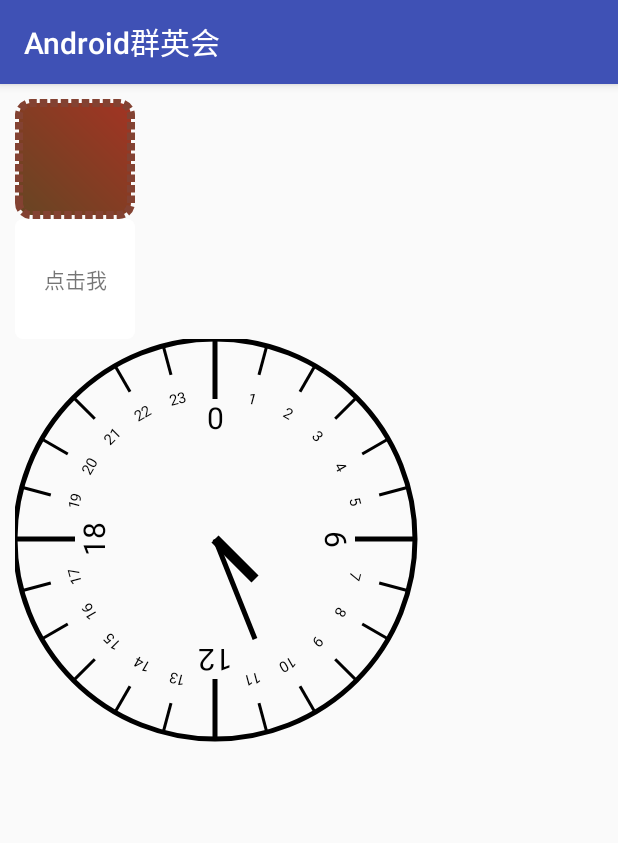
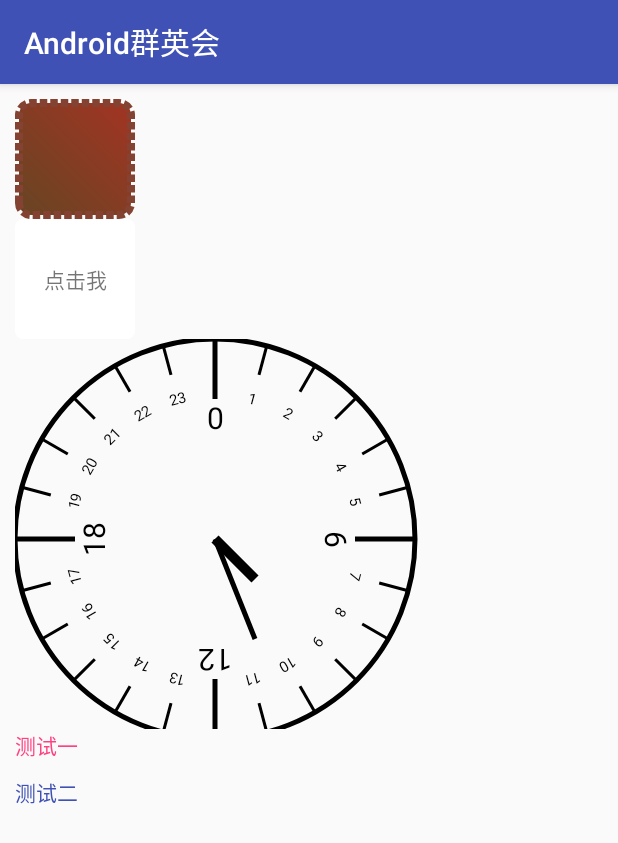
Before and after one commit to lvjie0519/AndroidQunYinHui, an Android app: the screen it shows after launch (ChapterSixMainActivity), after a tap on "第六章 绘图机制和处理技巧", on a phone screen of 412 x 824 dp. Shown: the top 843 px of the screen. Run offline under Robolectric (Android 15) with nearby library versions, the phone set to English and light mode, and no system bars.

Commit message:
文字的颜色在color文件中设置

```diff
--- a/app/src/main/java/com/example/androidqunyinhui/chapter/six/ChapterSixMainActivity.java
+++ b/app/src/main/java/com/example/androidqunyinhui/chapter/six/ChapterSixMainActivity.java
@@ -4,6 +4,7 @@ import android.content.Context;
 import android.content.Intent;
 import android.support.v7.app.AppCompatActivity;
 import android.os.Bundle;
+import android.util.Log;
 import android.view.View;
 import android.widget.TextView;
 
@@ -12,6 +13,9 @@ import com.example.androidqunyinhui.R;
 public class ChapterSixMainActivity extends AppCompatActivity {
 
     private TextView textView2;
+
+    private TextView tv3;
+    private TextView tv4;
 
     public static void startActivity(Context context){
         Intent intent = new Intent(context, ChapterSixMainActivity.class);
@@ -34,6 +38,30 @@ public class ChapterSixMainActivity extends AppCompatActivity {
 
             }
         });
+
+
+        tv3 = (TextView) findViewById(R.id.tv_3);
+        tv4 = (TextView) findViewById(R.id.tv_4);
+        tv3.setClickable(true);
+        tv3.setSelected(true);
+        tv4.setClickable(true);
+        tv4.setSelected(false);
+        tv3.setOnClickListener(new View.OnClickListener() {
+            @Override
+            public void onClick(View v) {
+                Log.i("lvjie","************");
+                tv3.setSelected(true);
+                tv4.setSelected(false);
+            }
+        });
+        tv4.setOnClickListener(new View.OnClickListener() {
+            @Override
+            public void onClick(View v) {
+                Log.i("lvjie","##############");
+                tv3.setSelected(false);
+                tv4.setSelected(true);
+            }
+        });
     }
 
 }
--- /dev/null
+++ b/app/src/main/res/color/selector_test_demo.xml
@@ -0,0 +1,12 @@
+<?xml version="1.0" encoding="utf-8"?>
+<selector xmlns:android="http://schemas.android.com/apk/res/android">
+
+    <item android:state_selected="true" android:color="@color/colorAccent">
+        <!--<color android:color="@color/colorAccent"/>-->
+    </item>
+
+    <item android:color="@color/colorPrimary">
+        <!--<color android:color="@color/colorPrimary"/>-->
+    </item>
+
+</selector>
--- a/app/src/main/res/layout/activity_chapter_six_main.xml
+++ b/app/src/main/res/layout/activity_chapter_six_main.xml
@@ -24,7 +24,21 @@
 
     <com.example.androidqunyinhui.chapter.six.SelfDefineView6_4
         android:layout_width="wrap_content"
-        android:layout_height="wrap_content"
+        android:layout_height="260dp"
         android:padding="10dp"/>
 
+    <TextView
+        android:id="@+id/tv_3"
+        android:layout_width="wrap_content"
+        android:layout_height="wrap_content"
+        android:text="测试一"
+        android:textColor="@color/selector_test_demo"/>
+    <TextView
+        android:id="@+id/tv_4"
+        android:layout_width="wrap_content"
+        android:layout_height="wrap_content"
+        android:layout_marginTop="10dp"
+        android:text="测试二"
+        android:textColor="@color/selector_test_demo"/>
+
 </LinearLayout>
```
